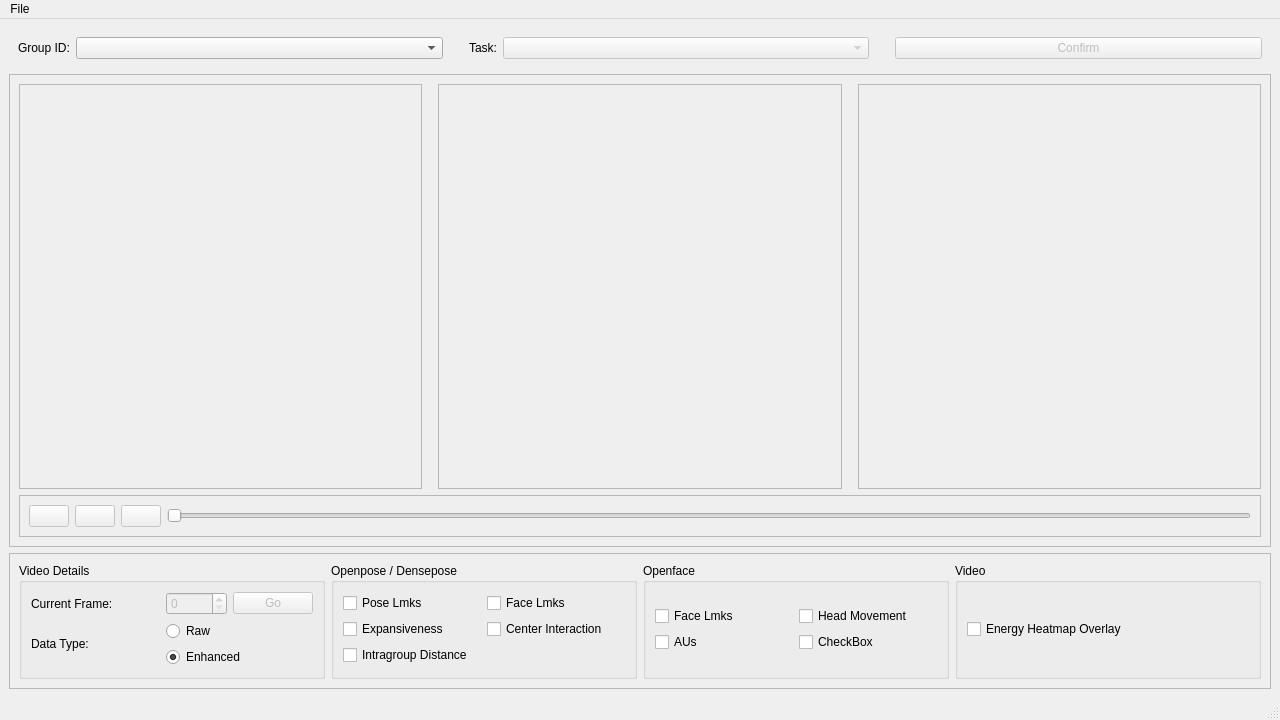
Above: nonverbal_communication_analysis/m6_Visualization/UI/mainwindow.ui from fraza0/nonverbal_communication_analysis before the change. Below: the same form after it.
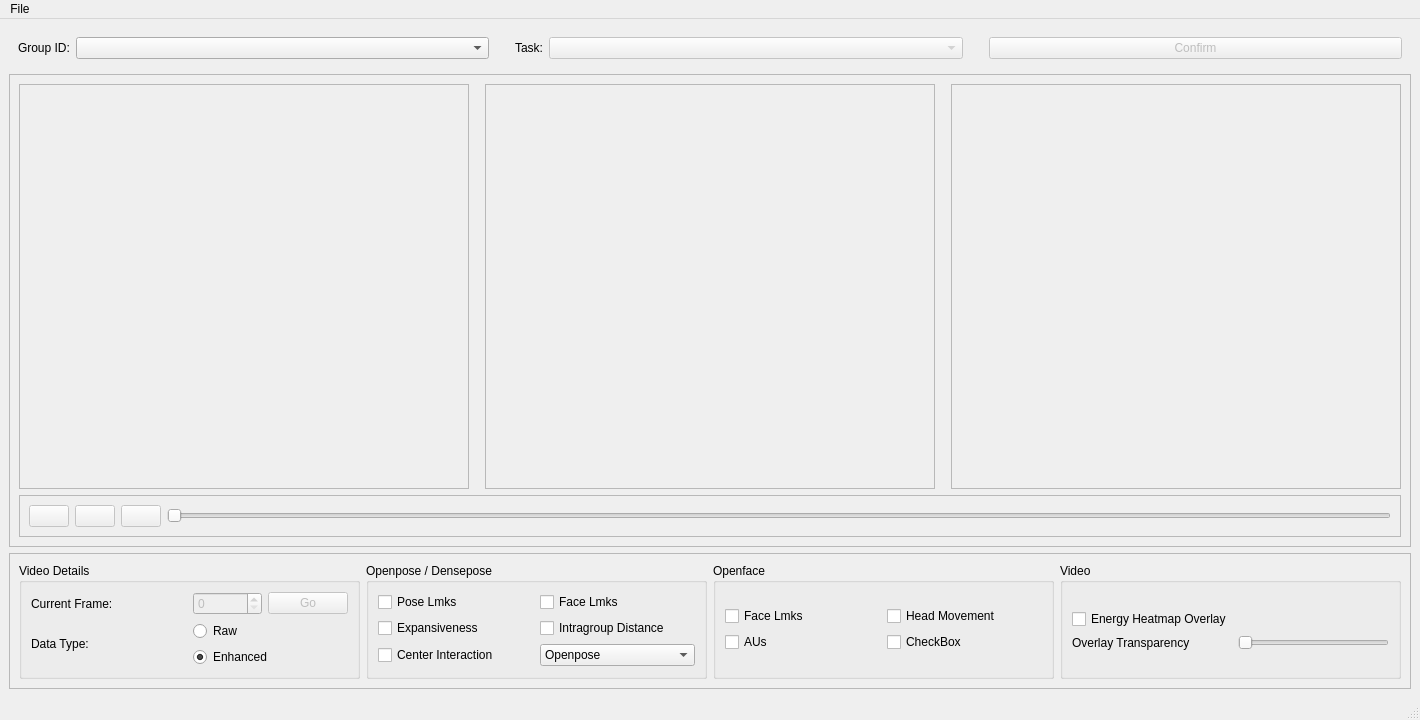
That is the form after the change.

Commit message: visualizer overlay heatmaps!

The edit to the form file:
```diff
--- a/nonverbal_communication_analysis/m6_Visualization/UI/mainwindow.ui
+++ b/nonverbal_communication_analysis/m6_Visualization/UI/mainwindow.ui
@@ -6,7 +6,7 @@
    <rect>
     <x>0</x>
     <y>0</y>
-    <width>1280</width>
+    <width>1420</width>
     <height>720</height>
    </rect>
   </property>
@@ -407,13 +407,6 @@
            <layout class="QVBoxLayout" name="verticalLayout_6">
             <item>
              <layout class="QGridLayout" name="gridLayout_2">
-              <item row="3" column="0">
-               <widget class="QCheckBox" name="chb_op_ig_dist">
-                <property name="text">
-                 <string>Intragroup Distance</string>
-                </property>
-               </widget>
-              </item>
               <item row="0" column="0">
                <widget class="QCheckBox" name="chb_op_pose">
                 <property name="sizePolicy">
@@ -427,13 +420,6 @@
                 </property>
                </widget>
               </item>
-              <item row="0" column="1">
-               <widget class="QCheckBox" name="chb_op_face">
-                <property name="text">
-                 <string>Face Lmks</string>
-                </property>
-               </widget>
-              </item>
               <item row="2" column="0">
                <widget class="QCheckBox" name="chb_op_exp">
                 <property name="sizePolicy">
@@ -448,12 +434,40 @@
                </widget>
               </item>
               <item row="2" column="1">
+               <widget class="QCheckBox" name="chb_op_ig_dist">
+                <property name="text">
+                 <string>Intragroup Distance</string>
+                </property>
+               </widget>
+              </item>
+              <item row="3" column="0">
                <widget class="QCheckBox" name="chb_op_cntr_int">
                 <property name="text">
                  <string>Center Interaction</string>
                 </property>
                </widget>
               </item>
+              <item row="0" column="1">
+               <widget class="QCheckBox" name="chb_op_face">
+                <property name="text">
+                 <string>Face Lmks</string>
+                </property>
+               </widget>
+              </item>
+              <item row="3" column="1">
+               <widget class="QComboBox" name="cb_framework">
+                <item>
+                 <property name="text">
+                  <string>Openpose</string>
+                 </property>
+                </item>
+                <item>
+                 <property name="text">
+                  <string>Densepose</string>
+                 </property>
+                </item>
+               </widget>
+              </item>
              </layout>
             </item>
            </layout>
@@ -520,13 +534,33 @@
            <layout class="QVBoxLayout" name="verticalLayout_8">
             <item>
              <layout class="QGridLayout" name="gridLayout_4">
+              <item row="1" column="0">
+               <widget class="QLabel" name="label_3">
+                <property name="text">
+                 <string>Overlay Transparency</string>
+                </property>
+               </widget>
+              </item>
               <item row="0" column="0">
-               <widget class="QCheckBox" name="checkBox_9">
+               <widget class="QCheckBox" name="chb_vid_energy_htmp">
                 <property name="text">
                  <string>Energy Heatmap Overlay</string>
                 </property>
                </widget>
               </item>
+              <item row="1" column="1">
+               <widget class="QSlider" name="sld_transparency">
+                <property name="sizePolicy">
+                 <sizepolicy hsizetype="Minimum" vsizetype="Fixed">
+                  <horstretch>0</horstretch>
+                  <verstretch>0</verstretch>
+                 </sizepolicy>
+                </property>
+                <property name="orientation">
+                 <enum>Qt::Horizontal</enum>
+                </property>
+               </widget>
+              </item>
              </layout>
             </item>
            </layout>
@@ -544,7 +578,7 @@
     <rect>
      <x>0</x>
      <y>0</y>
-     <width>1280</width>
+     <width>1420</width>
      <height>22</height>
     </rect>
    </property>
```
The commit also changes 2 other files.
